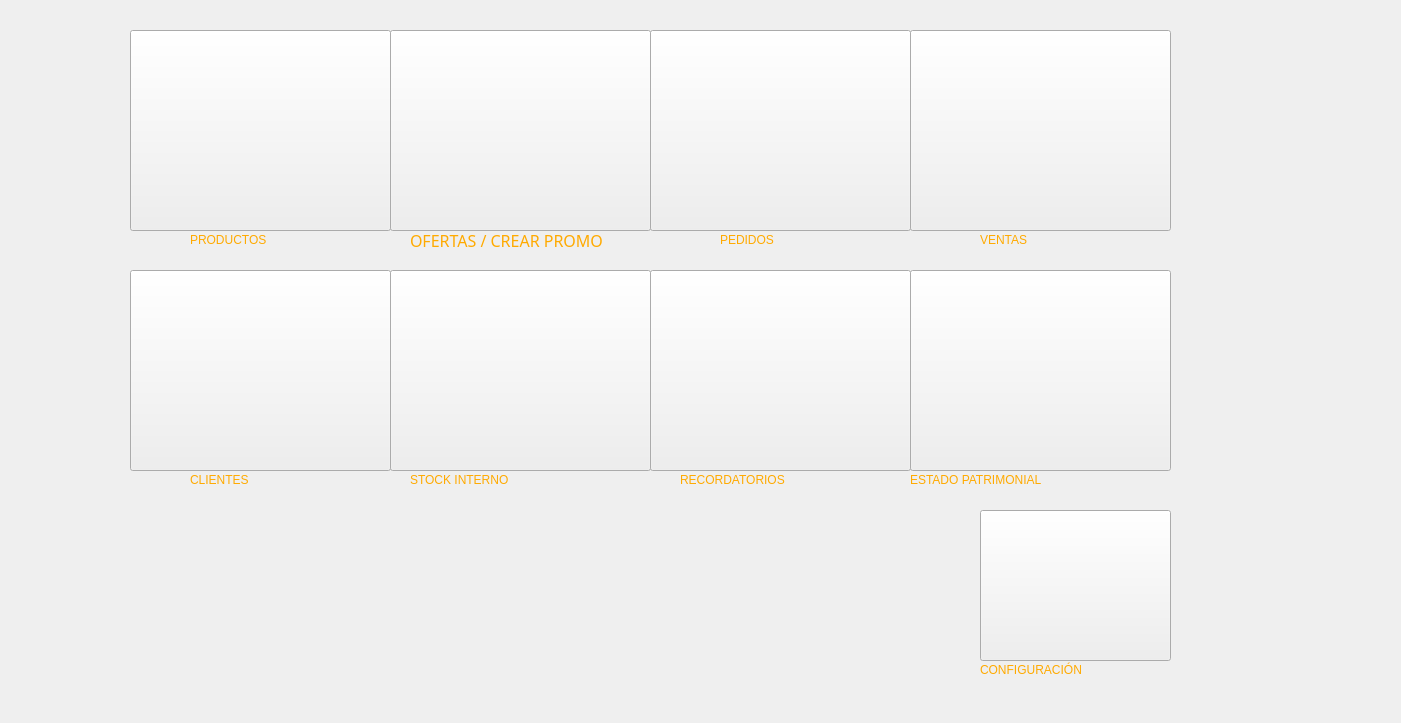
Above: ui/MainW/VtnaMenu.ui from Cesar073/Essen-V1 before the change. Below: the same form after it.
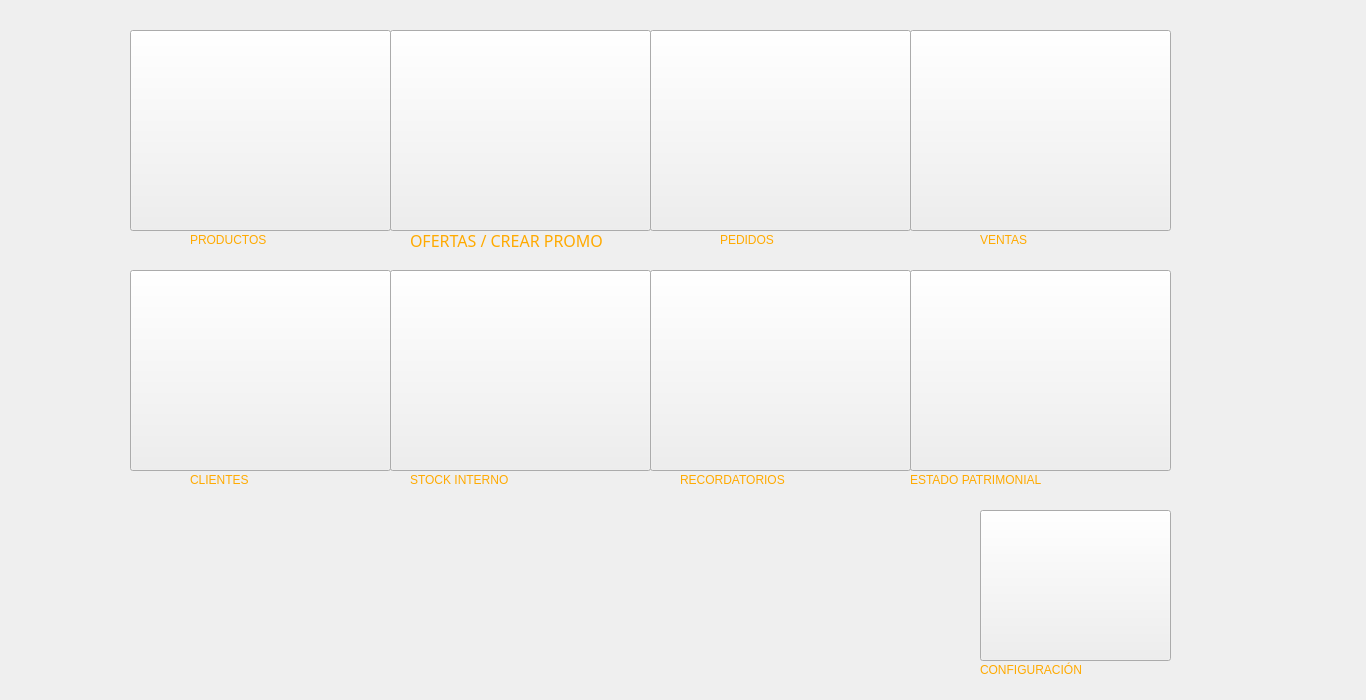
That is the form after the change. Icons and pictures are not drawn.

```diff
--- a/ui/MainW/VtnaMenu.ui
+++ b/ui/MainW/VtnaMenu.ui
@@ -6,8 +6,8 @@
    <rect>
     <x>0</x>
     <y>0</y>
-    <width>1401</width>
-    <height>723</height>
+    <width>1366</width>
+    <height>700</height>
    </rect>
   </property>
   <property name="windowTitle">
```
Left out of the diff: 11 changed lines with no effect on the pictures.
